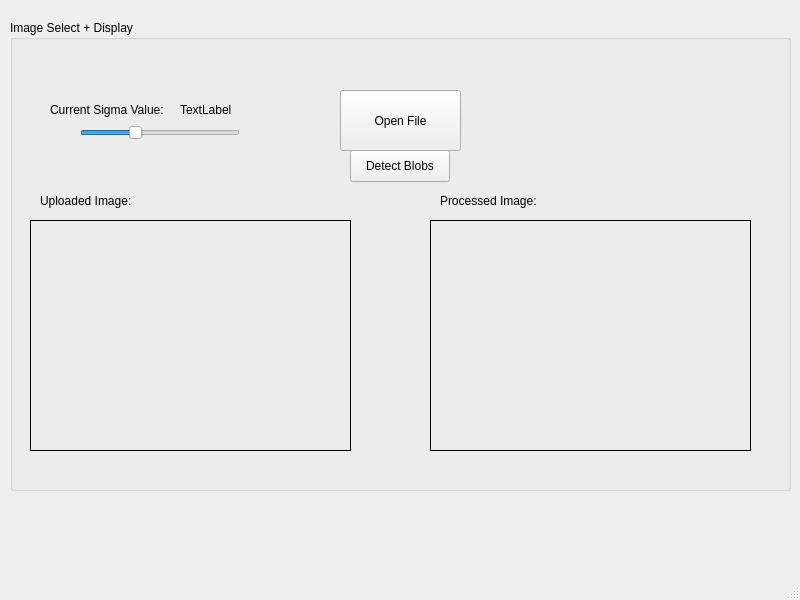
The window that src/eggsizerml.ui (jaxmattfair/eggsizerML) describes before a commit, drawn with Qt 5.
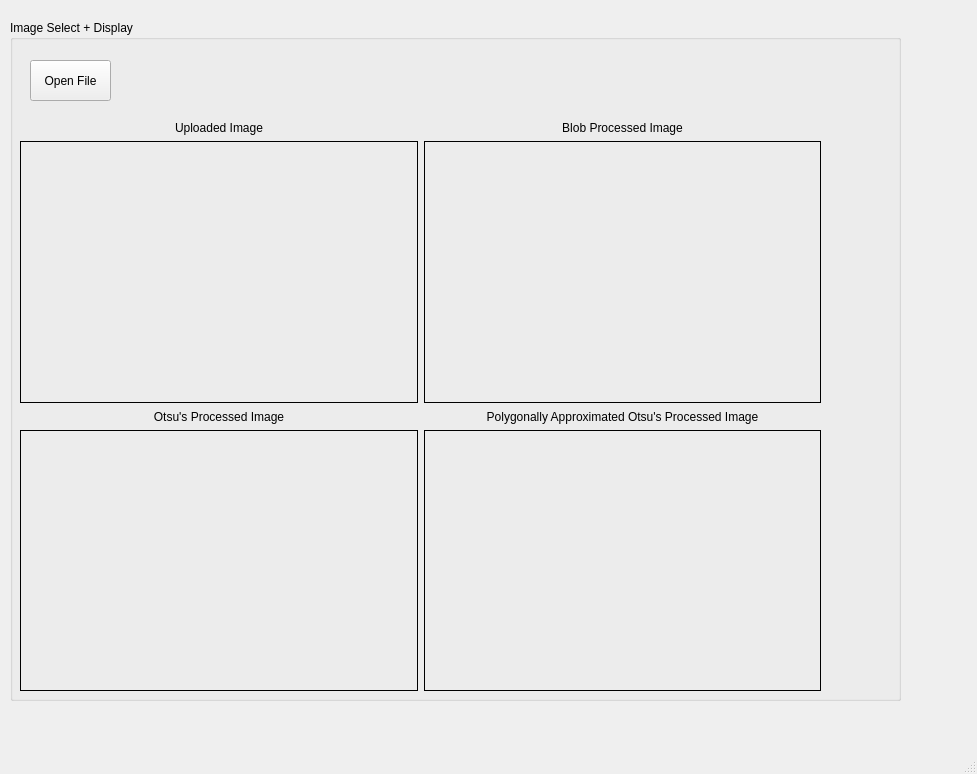
The same window after the commit.

Commit message:
UI Refactor + Better Measuring
Refactored the UI to display the various levels of the image processing. In the next commit I will add display of measurements from the processed images.

```diff
--- a/src/eggsizerml.ui
+++ b/src/eggsizerml.ui
@@ -6,8 +6,8 @@
    <rect>
     <x>0</x>
     <y>0</y>
-    <width>800</width>
-    <height>600</height>
+    <width>977</width>
+    <height>774</height>
    </rect>
   </property>
   <property name="windowTitle">
@@ -19,8 +19,8 @@
      <rect>
       <x>10</x>
       <y>20</y>
-      <width>781</width>
-      <height>471</height>
+      <width>891</width>
+      <height>681</height>
      </rect>
     </property>
     <property name="title">
@@ -29,134 +29,167 @@
     <widget class="QPushButton" name="fileOpen_btn">
      <property name="geometry">
       <rect>
-       <x>330</x>
-       <y>70</y>
-       <width>121</width>
-       <height>61</height>
-      </rect>
-     </property>
-     <property name="text">
-      <string>Open File</string>
-     </property>
-    </widget>
-    <widget class="QLabel" name="label_4">
-     <property name="geometry">
-      <rect>
-       <x>30</x>
-       <y>170</y>
-       <width>111</width>
-       <height>21</height>
-      </rect>
-     </property>
-     <property name="text">
-      <string>Uploaded Image:</string>
-     </property>
-    </widget>
-    <widget class="QLabel" name="imgDisp_2">
-     <property name="geometry">
-      <rect>
-       <x>420</x>
-       <y>200</y>
-       <width>321</width>
-       <height>231</height>
-      </rect>
-     </property>
-     <property name="frameShape">
-      <enum>QFrame::Shape::Box</enum>
-     </property>
-     <property name="text">
-      <string/>
-     </property>
-     <property name="scaledContents">
-      <bool>true</bool>
-     </property>
-    </widget>
-    <widget class="QLabel" name="label_7">
-     <property name="geometry">
-      <rect>
-       <x>430</x>
-       <y>170</y>
-       <width>111</width>
-       <height>21</height>
-      </rect>
-     </property>
-     <property name="text">
-      <string>Processed Image:</string>
-     </property>
-    </widget>
-    <widget class="QLabel" name="imgDisp_1">
-     <property name="geometry">
-      <rect>
        <x>20</x>
-       <y>200</y>
-       <width>321</width>
-       <height>231</height>
+       <y>40</y>
+       <width>81</width>
+       <height>41</height>
       </rect>
      </property>
-     <property name="frameShape">
-      <enum>QFrame::Shape::Box</enum>
-     </property>
      <property name="text">
-      <string/>
-     </property>
-     <property name="scaledContents">
-      <bool>true</bool>
+      <string>Open File</string>
      </property>
     </widget>
-    <widget class="QSlider" name="cannySigmaSlider">
+    <widget class="QWidget" name="verticalLayoutWidget">
      <property name="geometry">
       <rect>
-       <x>70</x>
+       <x>10</x>
        <y>100</y>
-       <width>160</width>
-       <height>25</height>
+       <width>801</width>
+       <height>571</height>
       </rect>
      </property>
-     <property name="value">
-      <number>33</number>
-     </property>
-     <property name="orientation">
-      <enum>Qt::Orientation::Horizontal</enum>
-     </property>
-    </widget>
-    <widget class="QLabel" name="label">
-     <property name="geometry">
-      <rect>
-       <x>40</x>
-       <y>80</y>
-       <width>131</width>
-       <height>20</height>
-      </rect>
-     </property>
-     <property name="text">
-      <string>Current Sigma Value:</string>
-     </property>
-    </widget>
-    <widget class="QLabel" name="sigma_val_label">
-     <property name="geometry">
-      <rect>
-       <x>170</x>
-       <y>80</y>
-       <width>58</width>
-       <height>20</height>
-      </rect>
-     </property>
-     <property name="text">
-      <string>TextLabel</string>
-     </property>
-    </widget>
-    <widget class="QPushButton" name="blobDetect_btn">
-     <property name="geometry">
-      <rect>
-       <x>340</x>
-       <y>130</y>
-       <width>100</width>
-       <height>32</height>
-      </rect>
-     </property>
-     <property name="text">
-      <string>Detect Blobs</string>
-     </property>
+     <layout class="QVBoxLayout" name="image_output_disp">
+      <item>
+       <layout class="QHBoxLayout" name="image_output_u_disp">
+        <item>
+         <layout class="QVBoxLayout" name="image_output_ul_disp">
+          <item>
+           <widget class="QLabel" name="imgLabel_ul">
+            <property name="maximumSize">
+             <size>
+              <width>16777215</width>
+              <height>15</height>
+             </size>
+            </property>
+            <property name="text">
+             <string>Uploaded Image</string>
+            </property>
+            <property name="alignment">
+             <set>Qt::AlignmentFlag::AlignCenter</set>
+            </property>
+           </widget>
+          </item>
+          <item>
+           <widget class="QLabel" name="imgDisp_ul">
+            <property name="frameShape">
+             <enum>QFrame::Shape::Box</enum>
+            </property>
+            <property name="text">
+             <string/>
+            </property>
+            <property name="scaledContents">
+             <bool>true</bool>
+            </property>
+           </widget>
+          </item>
+         </layout>
+        </item>
+        <item>
+         <layout class="QVBoxLayout" name="image_output_ur_disp">
+          <item>
+           <widget class="QLabel" name="imgLabel_ur">
+            <property name="maximumSize">
+             <size>
+              <width>16777215</width>
+              <height>15</height>
+             </size>
+            </property>
+            <property name="text">
+             <string>Blob Processed Image</string>
+            </property>
+            <property name="alignment">
+             <set>Qt::AlignmentFlag::AlignCenter</set>
+            </property>
+           </widget>
+          </item>
+          <item>
+           <widget class="QLabel" name="imgDisp_ur">
+            <property name="frameShape">
+             <enum>QFrame::Shape::Box</enum>
+            </property>
+            <property name="text">
+             <string/>
+            </property>
+            <property name="scaledContents">
+             <bool>true</bool>
+            </property>
+           </widget>
+          </item>
+         </layout>
+        </item>
+       </layout>
+      </item>
+      <item>
+       <layout class="QHBoxLayout" name="image_output_l_disp">
+        <item>
+         <layout class="QVBoxLayout" name="image_output_ll_disp">
+          <item>
+           <widget class="QLabel" name="imgLabel_ll">
+            <property name="maximumSize">
+             <size>
+              <width>16777215</width>
+              <height>15</height>
+             </size>
+            </property>
+            <property name="text">
+             <string>Otsu's Processed Image</string>
+            </property>
+            <property name="alignment">
+             <set>Qt::AlignmentFlag::AlignCenter</set>
+            </property>
+           </widget>
+          </item>
+          <item>
+           <widget class="QLabel" name="imgDisp_ll">
+            <property name="frameShape">
+             <enum>QFrame::Shape::Box</enum>
+            </property>
+            <property name="text">
+             <string/>
+            </property>
+            <property name="scaledContents">
+             <bool>true</bool>
+            </property>
+           </widget>
+          </item>
+         </layout>
+        </item>
+        <item>
+         <layout class="QVBoxLayout" name="image_output_lr_disp">
+          <item>
+           <widget class="QLabel" name="imgLabel_lr">
+            <property name="maximumSize">
+             <size>
+              <width>16777215</width>
+              <height>15</height>
+             </size>
+            </property>
+            <property name="text">
+             <string>Polygonally Approximated Otsu's Processed Image</string>
+            </property>
+            <property name="alignment">
+             <set>Qt::AlignmentFlag::AlignCenter</set>
+            </property>
+           </widget>
+          </item>
+          <item>
+           <widget class="QLabel" name="imgDisp_lr">
+            <property name="frameShape">
+             <enum>QFrame::Shape::Box</enum>
+            </property>
+            <property name="text">
+             <string/>
+            </property>
+            <property name="scaledContents">
+             <bool>true</bool>
+            </property>
+           </widget>
+          </item>
+         </layout>
+        </item>
+       </layout>
+      </item>
+     </layout>
     </widget>
    </widget>
   </widget>
```
Left out of the diff: 2 changed lines with no effect on the pictures. The commit also changes 6 other files.
